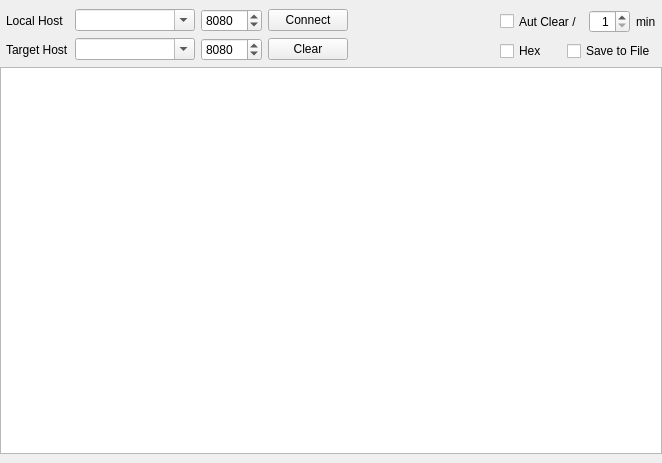
Before: the Qt Designer form ls_pagetcpsrv.ui in long568/LoSocket, drawn with Qt 5.
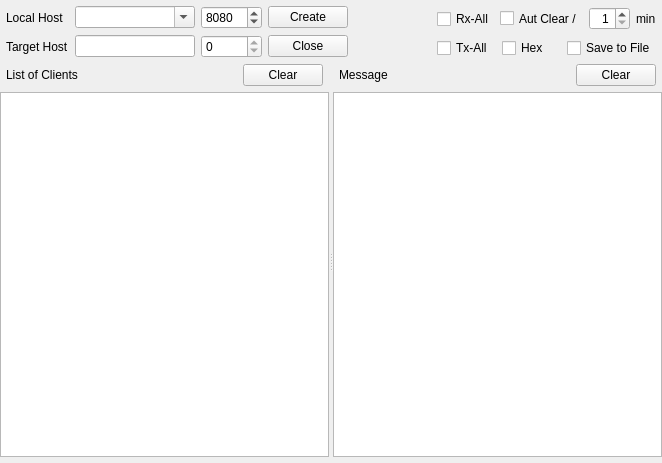
After: the same form once the commit is applied.

```diff
--- a/ls_pagetcpsrv.ui
+++ b/ls_pagetcpsrv.ui
@@ -13,18 +13,18 @@
   <property name="windowTitle">
    <string>Form</string>
   </property>
-  <layout class="QVBoxLayout" name="verticalLayout_3" stretch="0,1">
+  <layout class="QVBoxLayout" name="verticalLayout_6" stretch="0,1">
    <property name="leftMargin">
     <number>0</number>
    </property>
    <property name="topMargin">
-    <number>9</number>
+    <number>6</number>
    </property>
    <property name="rightMargin">
     <number>0</number>
    </property>
    <property name="bottomMargin">
-    <number>9</number>
+    <number>6</number>
    </property>
    <item>
     <layout class="QHBoxLayout" name="horizontalLayout_5" stretch="0,1,0">
@@ -90,7 +90,7 @@
          <item>
           <widget class="QPushButton" name="bnConnect">
            <property name="text">
-            <string>Connect</string>
+            <string>Create</string>
            </property>
           </widget>
          </item>
@@ -119,7 +119,7 @@
           </spacer>
          </item>
          <item>
-          <widget class="QComboBox" name="IPTarget">
+          <widget class="QLineEdit" name="IPTarget">
            <property name="minimumSize">
             <size>
              <width>120</width>
@@ -132,25 +132,25 @@
              <height>16777215</height>
             </size>
            </property>
-           <property name="editable">
+           <property name="readOnly">
             <bool>true</bool>
            </property>
           </widget>
          </item>
          <item>
           <widget class="QSpinBox" name="PortTarget">
+           <property name="readOnly">
+            <bool>true</bool>
+           </property>
            <property name="maximum">
             <number>65535</number>
            </property>
-           <property name="value">
-            <number>8080</number>
-           </property>
           </widget>
          </item>
          <item>
-          <widget class="QPushButton" name="bnClear">
+          <widget class="QPushButton" name="bnClose">
            <property name="text">
-            <string>Clear</string>
+            <string>Close</string>
            </property>
           </widget>
          </item>
@@ -175,6 +175,13 @@
       <layout class="QVBoxLayout" name="verticalLayout_2">
        <item>
         <layout class="QHBoxLayout" name="horizontalLayout_3">
+         <item>
+          <widget class="QCheckBox" name="cbRxAll">
+           <property name="text">
+            <string>Rx-All</string>
+           </property>
+          </widget>
+         </item>
          <item>
           <widget class="QCheckBox" name="cbAutClear">
            <property name="minimumSize">
@@ -209,6 +216,13 @@
        </item>
        <item>
         <layout class="QHBoxLayout" name="horizontalLayout_4">
+         <item>
+          <widget class="QCheckBox" name="cbTxAll">
+           <property name="text">
+            <string>Tx-All</string>
+           </property>
+          </widget>
+         </item>
          <item>
           <widget class="QCheckBox" name="cbHex">
            <property name="text">
@@ -230,17 +244,113 @@
     </layout>
    </item>
    <item>
-    <widget class="QTextEdit" name="RxData">
-     <property name="readOnly">
-      <bool>true</bool>
+    <widget class="QSplitter" name="MsgLayout">
+     <property name="orientation">
+      <enum>Qt::Horizontal</enum>
      </property>
-     <property name="html">
-      <string>&lt;!DOCTYPE HTML PUBLIC &quot;-//W3C//DTD HTML 4.0//EN&quot; &quot;http://www.w3.org/TR/REC-html40/strict.dtd&quot;&gt;
+     <widget class="QWidget" name="">
+      <layout class="QVBoxLayout" name="verticalLayout_3">
+       <item>
+        <layout class="QHBoxLayout" name="horizontalLayout_6" stretch="0,1,0">
+         <property name="leftMargin">
+          <number>6</number>
+         </property>
+         <property name="rightMargin">
+          <number>6</number>
+         </property>
+         <item>
+          <widget class="QLabel" name="label_2">
+           <property name="text">
+            <string>List of Clients</string>
+           </property>
+          </widget>
+         </item>
+         <item>
+          <spacer name="horizontalSpacer_2">
+           <property name="orientation">
+            <enum>Qt::Horizontal</enum>
+           </property>
+           <property name="sizeHint" stdset="0">
+            <size>
+             <width>40</width>
+             <height>20</height>
+            </size>
+           </property>
+          </spacer>
+         </item>
+         <item>
+          <widget class="QPushButton" name="bnClearClients">
+           <property name="text">
+            <string>Clear</string>
+           </property>
+          </widget>
+         </item>
+        </layout>
+       </item>
+       <item>
+        <widget class="QListWidget" name="Clients">
+         <property name="sortingEnabled">
+          <bool>true</bool>
+         </property>
+        </widget>
+       </item>
+      </layout>
+     </widget>
+     <widget class="QWidget" name="">
+      <layout class="QVBoxLayout" name="verticalLayout_4">
+       <item>
+        <layout class="QHBoxLayout" name="horizontalLayout_7" stretch="0,1,0">
+         <property name="leftMargin">
+          <number>6</number>
+         </property>
+         <property name="rightMargin">
+          <number>6</number>
+         </property>
+         <item>
+          <widget class="QLabel" name="label_3">
+           <property name="text">
+            <string>Message</string>
+           </property>
+          </widget>
+         </item>
+         <item>
+          <spacer name="horizontalSpacer_5">
+           <property name="orientation">
+            <enum>Qt::Horizontal</enum>
+           </property>
+           <property name="sizeHint" stdset="0">
+            <size>
+             <width>40</width>
+             <height>20</height>
+            </size>
+           </property>
+          </spacer>
+         </item>
+         <item>
+          <widget class="QPushButton" name="bnClear">
+           <property name="text">
+            <string>Clear</string>
+           </property>
+          </widget>
+         </item>
+        </layout>
+       </item>
+       <item>
+        <widget class="QTextEdit" name="RxData">
+         <property name="readOnly">
+          <bool>true</bool>
+         </property>
+         <property name="html">
+          <string>&lt;!DOCTYPE HTML PUBLIC &quot;-//W3C//DTD HTML 4.0//EN&quot; &quot;http://www.w3.org/TR/REC-html40/strict.dtd&quot;&gt;
 &lt;html&gt;&lt;head&gt;&lt;meta name=&quot;qrichtext&quot; content=&quot;1&quot; /&gt;&lt;style type=&quot;text/css&quot;&gt;
 p, li { white-space: pre-wrap; }
 &lt;/style&gt;&lt;/head&gt;&lt;body style=&quot; font-family:'SimSun'; font-size:9pt; font-weight:400; font-style:normal;&quot;&gt;
 &lt;p style=&quot;-qt-paragraph-type:empty; margin-top:0px; margin-bottom:0px; margin-left:0px; margin-right:0px; -qt-block-indent:0; text-indent:0px;&quot;&gt;&lt;br /&gt;&lt;/p&gt;&lt;/body&gt;&lt;/html&gt;</string>
-     </property>
+         </property>
+        </widget>
+       </item>
+      </layout>
+     </widget>
     </widget>
    </item>
   </layout>
```
Left out of the diff: 86 changed lines with no effect on the pictures.
